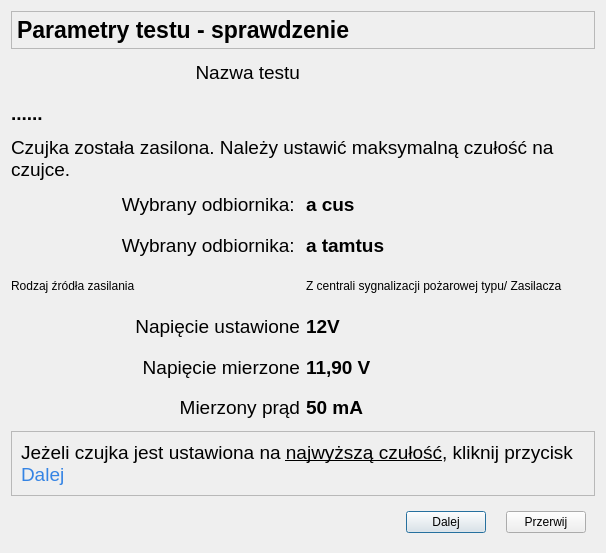
The window that CzujkiLinioweApp/test5zasilanieczujki.ui (wiacekmarcin/CzujkiLiniowe) describes before a commit, drawn with Qt 5.
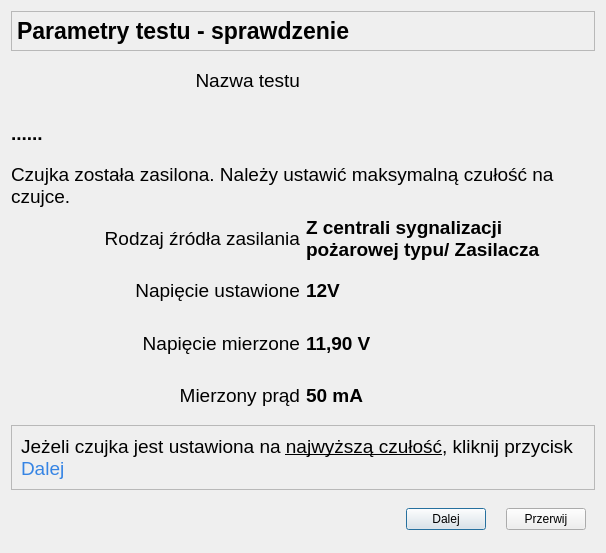
The same window after the commit. Icons and pictures are not drawn.

```diff
--- a/CzujkiLinioweApp/test5zasilanieczujki.ui
+++ b/CzujkiLinioweApp/test5zasilanieczujki.ui
@@ -14,23 +14,8 @@
    <string>Parametry Testu - potwierdzenie wykonanych czynności</string>
   </property>
   <layout class="QGridLayout" name="gridLayout">
-   <item row="3" column="0" colspan="2">
-    <widget class="QLabel" name="label_4">
-     <property name="font">
-      <font>
-       <pointsize>14</pointsize>
-      </font>
-     </property>
-     <property name="text">
-      <string>Czujka została zasilona. Należy ustawić maksymalną czułość na czujce. </string>
-     </property>
-     <property name="wordWrap">
-      <bool>true</bool>
-     </property>
-    </widget>
-   </item>
-   <item row="5" column="1">
-    <widget class="QLabel" name="label_15">
+   <item row="6" column="1">
+    <widget class="QLabel" name="label_8">
      <property name="font">
       <font>
        <pointsize>14</pointsize>
@@ -38,11 +23,11 @@
       </font>
      </property>
      <property name="text">
-      <string>a tamtus</string>
+      <string>11,90 V</string>
      </property>
     </widget>
    </item>
-   <item row="9" column="0">
+   <item row="7" column="0">
     <widget class="QLabel" name="label_10">
      <property name="font">
       <font>
@@ -57,78 +42,38 @@
      </property>
     </widget>
    </item>
-   <item row="10" column="0" colspan="2">
-    <widget class="QFrame" name="frame_2">
-     <property name="frameShape">
-      <enum>QFrame::StyledPanel</enum>
-     </property>
-     <property name="frameShadow">
-      <enum>QFrame::Raised</enum>
-     </property>
-     <layout class="QHBoxLayout" name="horizontalLayout_2">
-      <item>
-       <widget class="QLabel" name="label_9">
-        <property name="font">
-         <font>
-          <pointsize>14</pointsize>
-         </font>
-        </property>
-        <property name="text">
-         <string>&lt;html&gt;&lt;head/&gt;&lt;body&gt;&lt;p&gt;Jeżeli czujka jest ustawiona na &lt;span style=&quot; text-decoration: underline;&quot;&gt;najwyższą czułość&lt;/span&gt;, kliknij przycisk&lt;span style=&quot; color:#3584e4;&quot;&gt; Dalej&lt;/span&gt;&lt;/p&gt;&lt;/body&gt;&lt;/html&gt;</string>
-        </property>
-        <property name="wordWrap">
-         <bool>true</bool>
-        </property>
-       </widget>
-      </item>
-     </layout>
-    </widget>
-   </item>
-   <item row="4" column="1">
-    <widget class="QLabel" name="label_14">
-     <property name="font">
-      <font>
-       <pointsize>14</pointsize>
-       <bold>true</bold>
-      </font>
-     </property>
-     <property name="text">
-      <string>a cus</string>
-     </property>
-    </widget>
-   </item>
    <item row="5" column="0">
-    <widget class="QLabel" name="eDrugi">
+    <widget class="QLabel" name="label_5">
      <property name="font">
       <font>
        <pointsize>14</pointsize>
       </font>
      </property>
      <property name="text">
-      <string>Wybrany odbiornika: </string>
+      <string>Napięcie ustawione</string>
      </property>
      <property name="alignment">
       <set>Qt::AlignRight|Qt::AlignTrailing|Qt::AlignVCenter</set>
      </property>
     </widget>
    </item>
-   <item row="8" column="0">
-    <widget class="QLabel" name="label_7">
+   <item row="1" column="0">
+    <widget class="QLabel" name="lTestName">
      <property name="font">
       <font>
        <pointsize>14</pointsize>
       </font>
      </property>
      <property name="text">
-      <string>Napięcie mierzone</string>
+      <string>Nazwa testu</string>
      </property>
      <property name="alignment">
       <set>Qt::AlignRight|Qt::AlignTrailing|Qt::AlignVCenter</set>
      </property>
     </widget>
    </item>
-   <item row="8" column="1">
-    <widget class="QLabel" name="label_8">
+   <item row="7" column="1">
+    <widget class="QLabel" name="label_11">
      <property name="font">
       <font>
        <pointsize>14</pointsize>
@@ -136,22 +81,48 @@
       </font>
      </property>
      <property name="text">
-      <string>11,90 V</string>
+      <string>50 mA</string>
      </property>
     </widget>
    </item>
-   <item row="4" column="0">
-    <widget class="QLabel" name="ePierwszy">
+   <item row="2" column="0" colspan="2">
+    <widget class="QLabel" name="testName">
      <property name="font">
       <font>
        <pointsize>14</pointsize>
+       <bold>true</bold>
       </font>
      </property>
      <property name="text">
-      <string>Wybrany odbiornika: </string>
+      <string>......</string>
      </property>
-     <property name="alignment">
-      <set>Qt::AlignRight|Qt::AlignTrailing|Qt::AlignVCenter</set>
+    </widget>
+   </item>
+   <item row="5" column="1">
+    <widget class="QLabel" name="label_6">
+     <property name="font">
+      <font>
+       <pointsize>14</pointsize>
+       <bold>true</bold>
+      </font>
+     </property>
+     <property name="text">
+      <string>12V</string>
+     </property>
+    </widget>
+   </item>
+   <item row="3" column="0" colspan="2">
+    <widget class="QLabel" name="label_4">
+     <property name="font">
+      <font>
+       <pointsize>14</pointsize>
+      </font>
+     </property>
+     <property name="text">
+      <string>Czujka została zasilona. Należy ustawić maksymalną czułość na czujce. </string>
+     </property>
+     <property name="wordWrap">
+      <bool>true</bool>
      </property>
     </widget>
    </item>
@@ -204,8 +175,8 @@
      </layout>
     </widget>
    </item>
-   <item row="9" column="1">
-    <widget class="QLabel" name="label_11">
+   <item row="4" column="1">
+    <widget class="QLabel" name="label_13">
      <property name="font">
       <font>
        <pointsize>14</pointsize>
@@ -213,24 +184,14 @@
       </font>
      </property>
      <property name="text">
-      <string>50 mA</string>
+      <string>Z centrali sygnalizacji pożarowej typu/ Zasilacza </string>
      </property>
-    </widget>
-   </item>
-   <item row="7" column="1">
-    <widget class="QLabel" name="label_6">
-     <property name="font">
-      <font>
-       <pointsize>14</pointsize>
-       <bold>true</bold>
-      </font>
+     <property name="wordWrap">
+      <bool>true</bool>
      </property>
-     <property name="text">
-      <string>12V</string>
-     </property>
     </widget>
    </item>
-   <item row="11" column="0" colspan="2">
+   <item row="9" column="0" colspan="2">
     <widget class="QWidget" name="widget" native="true">
      <layout class="QHBoxLayout" name="horizontalLayout_3">
       <property name="spacing">
@@ -274,61 +235,61 @@
      </layout>
     </widget>
    </item>
-   <item row="7" column="0">
-    <widget class="QLabel" name="label_5">
-     <property name="font">
-      <font>
-       <pointsize>14</pointsize>
-      </font>
-     </property>
-     <property name="text">
-      <string>Napięcie ustawione</string>
-     </property>
-     <property name="alignment">
-      <set>Qt::AlignRight|Qt::AlignTrailing|Qt::AlignVCenter</set>
-     </property>
-    </widget>
-   </item>
-   <item row="1" column="0">
-    <widget class="QLabel" name="label">
-     <property name="font">
-      <font>
-       <pointsize>14</pointsize>
-      </font>
-     </property>
-     <property name="text">
-      <string>Nazwa testu</string>
-     </property>
-     <property name="alignment">
-      <set>Qt::AlignRight|Qt::AlignTrailing|Qt::AlignVCenter</set>
-     </property>
-    </widget>
-   </item>
-   <item row="2" column="0" colspan="2">
-    <widget class="QLabel" name="label_2">
-     <property name="font">
-      <font>
-       <pointsize>14</pointsize>
-       <bold>true</bold>
-      </font>
-     </property>
-     <property name="text">
-      <string>......</string>
-     </property>
-    </widget>
-   </item>
    <item row="6" column="0">
+    <widget class="QLabel" name="label_7">
+     <property name="font">
+      <font>
+       <pointsize>14</pointsize>
+      </font>
+     </property>
+     <property name="text">
+      <string>Napięcie mierzone</string>
+     </property>
+     <property name="alignment">
+      <set>Qt::AlignRight|Qt::AlignTrailing|Qt::AlignVCenter</set>
+     </property>
+    </widget>
+   </item>
+   <item row="4" column="0">
     <widget class="QLabel" name="label_12">
+     <property name="font">
+      <font>
+       <pointsize>14</pointsize>
+      </font>
+     </property>
      <property name="text">
       <string>Rodzaj źródła zasilania</string>
      </property>
+     <property name="alignment">
+      <set>Qt::AlignRight|Qt::AlignTrailing|Qt::AlignVCenter</set>
+     </property>
     </widget>
    </item>
-   <item row="6" column="1">
-    <widget class="QLabel" name="label_13">
-     <property name="text">
-      <string>Z centrali sygnalizacji pożarowej typu/ Zasilacza </string>
+   <item row="8" column="0" colspan="2">
+    <widget class="QFrame" name="frame_2">
+     <property name="frameShape">
+      <enum>QFrame::StyledPanel</enum>
      </property>
+     <property name="frameShadow">
+      <enum>QFrame::Raised</enum>
+     </property>
+     <layout class="QHBoxLayout" name="horizontalLayout_2">
+      <item>
+       <widget class="QLabel" name="label_9">
+        <property name="font">
+         <font>
+          <pointsize>14</pointsize>
+         </font>
+        </property>
+        <property name="text">
+         <string>&lt;html&gt;&lt;head/&gt;&lt;body&gt;&lt;p&gt;Jeżeli czujka jest ustawiona na &lt;span style=&quot; text-decoration: underline;&quot;&gt;najwyższą czułość&lt;/span&gt;, kliknij przycisk&lt;span style=&quot; color:#3584e4;&quot;&gt; Dalej&lt;/span&gt;&lt;/p&gt;&lt;/body&gt;&lt;/html&gt;</string>
+        </property>
+        <property name="wordWrap">
+         <bool>true</bool>
+        </property>
+       </widget>
+      </item>
+     </layout>
     </widget>
    </item>
   </layout>
```
